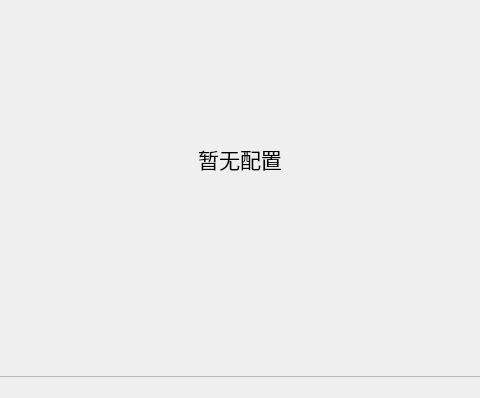
The window that include/DGLABClient.ui (CrimsonSeraph/DG-LAB-Client) describes before a commit, drawn with Qt 5; both pictures show x 211 to 691 and y 202 to 600 of the 800 by 600 pixel window.
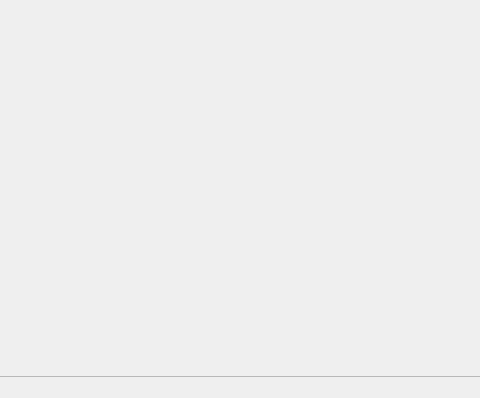
The same window after the commit. The open tabs and pages were chosen to show the change.

The edit to the form file:
```diff
--- a/include/DGLABClient.ui
+++ b/include/DGLABClient.ui
@@ -392,21 +392,6 @@
              <property name="spacing">
               <number>0</number>
              </property>
-             <item row="0" column="0">
-              <widget class="QLabel" name="default_config">
-               <property name="font">
-                <font>
-                 <pointsize>16</pointsize>
-                </font>
-               </property>
-               <property name="text">
-                <string>暂无配置</string>
-               </property>
-               <property name="alignment">
-                <set>Qt::AlignmentFlag::AlignCenter</set>
-               </property>
-              </widget>
-             </item>
             </layout>
            </widget>
           </widget>
```
